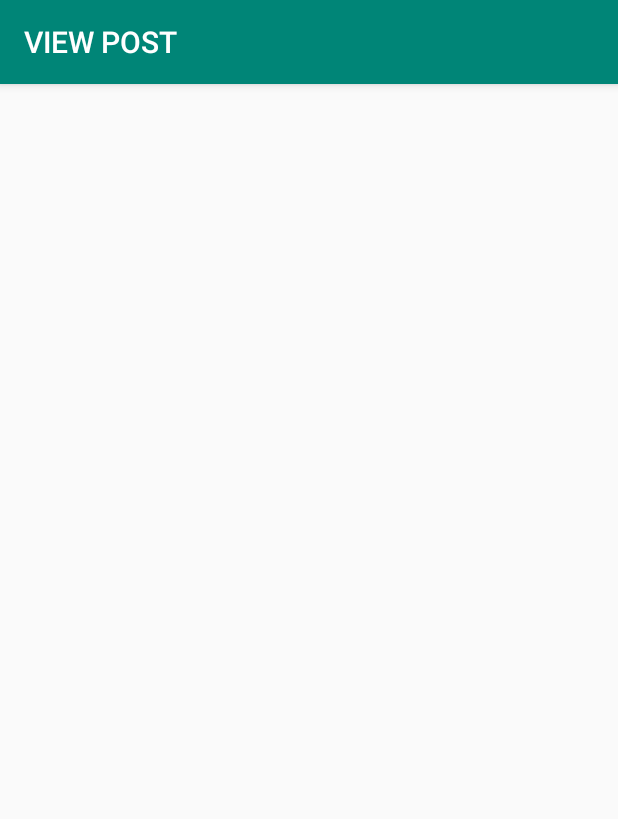
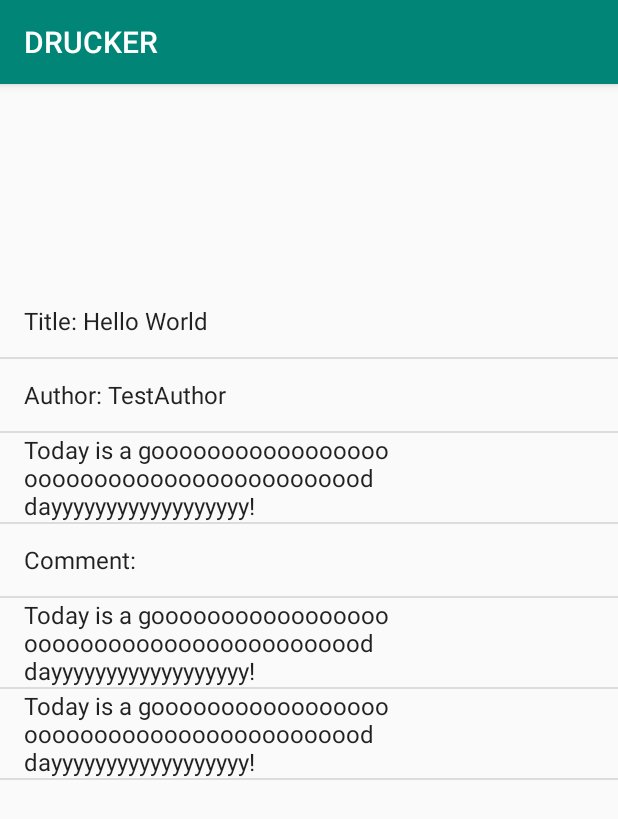
Before and after one commit to yuqiaoliang/Drucker, an Android app: the MessageBoxActivity screen opened directly, with no data from a screen before it, after a tap on an icon or button, on a phone screen of 412 x 824 dp. Shown: the top 819 px of the screen. Run offline under Robolectric (Android 15) with nearby library versions, the phone set to English and light mode, and no system bars.

Commit message:
listView of Post Detail

```diff
--- a/drucker_android/app/src/main/AndroidManifest.xml
+++ b/drucker_android/app/src/main/AndroidManifest.xml
@@ -11,6 +11,7 @@
         android:roundIcon="@mipmap/ic_launcher_round"
         android:supportsRtl="true"
         android:theme="@style/AppTheme">
+        <activity android:name=".PostDetailActivity"></activity>
         <activity
             android:name=".ViewPostActivity"
             android:label="VIEW POST" />
@@ -34,7 +35,7 @@
             android:label="@string/Quiz_name" />
         <activity
             android:name=".LoginJBDCActivity"
-            android:label="@string/app_name"/>
+            android:label="@string/app_name" />
         <activity
             android:name=".TrainPoolActivity"
             android:label="@string/Guide3_name" />
--- a/drucker_android/app/src/main/java/com/example/yueyingwu/testapp/LoginJBDCActivity.java
+++ b/drucker_android/app/src/main/java/com/example/yueyingwu/testapp/LoginJBDCActivity.java
@@ -37,8 +37,8 @@ public class LoginJBDCActivity extends AppCompatActivity {
         tVComment1=findViewById(R.id.tVcomment1);
         tVComment2=findViewById(R.id.tVcomment2);
 
-        viewPost viewTest=new viewPost();
-        viewTest.execute();
+      //  viewPost viewTest=new viewPost();
+       // viewTest.execute();
 
 
 
--- a/drucker_android/app/src/main/java/com/example/yueyingwu/testapp/MessageBoxActivity.java
+++ b/drucker_android/app/src/main/java/com/example/yueyingwu/testapp/MessageBoxActivity.java
@@ -35,8 +35,11 @@ public class MessageBoxActivity extends AppCompatActivity {
         iBViewPost.setOnClickListener(new View.OnClickListener() {
             @Override
             public void onClick(View v) {
-
+                /**
                 Intent viewPostIntent = new Intent(getApplicationContext(), ViewPostActivity.class);
+                startActivity(viewPostIntent);
+                 **/
+                Intent viewPostIntent = new Intent(getApplicationContext(), PostDetailActivity.class);
                 startActivity(viewPostIntent);
             }
         });
--- /dev/null
+++ b/drucker_android/app/src/main/java/com/example/yueyingwu/testapp/PostDetailActivity.java
@@ -0,0 +1,72 @@
+package com.example.yueyingwu.testapp;
+
+import android.support.v7.app.AppCompatActivity;
+import android.os.Bundle;
+import android.util.*;
+import android.content.Intent;
+import android.os.AsyncTask;
+import android.support.v7.app.AppCompatActivity;
+import android.os.Bundle;
+import android.widget.*;
+
+import java.text.DecimalFormat;
+import java.util.*;
+import android.app.Activity;
+import android.support.annotation.Nullable;
+import android.support.v7.widget.RecyclerView;
+import android.view.LayoutInflater;
+import android.view.View;
+import android.view.ViewGroup;
+import java.util.*;
+
+import static com.example.yueyingwu.testapp.LoginJBDCActivity.postComments;
+import static com.example.yueyingwu.testapp.LoginJBDCActivity.postTitle;
+
+public class PostDetailActivity extends AppCompatActivity {
+
+    @Override
+    protected void onCreate(Bundle savedInstanceState) {
+        super.onCreate(savedInstanceState);
+        setContentView(R.layout.activity_post_detail);
+        //We have our list view
+        final ListView listViewPost = findViewById(R.id.listViewPost);
+        String testTitle = "Hello World";
+        String testAuthor = "TestAuthor";
+        String testContent = "Today is a goooooooooooooooooooooooooooooooooooooooood dayyyyyyyyyyyyyyyyyy!";
+        //Create an array of elements
+        final ArrayList<String> postDetailList = new ArrayList<>();
+        postDetailList.add("Title: " + testTitle);
+        postDetailList.add("Author: " + testAuthor );
+        postDetailList.add(testContent);
+        //When you connect to server please use this code. If not connected, use the other piece.
+
+        /**
+         postDetailList.add("Title: " + LoginJBDCActivity.postTitle);
+         postDetailList.add("Author: " + LoginJBDCActivity.postAuthor);
+         //postDetailList.add(LoginJBDCActivity.postContent);
+        for (int i = 0; i < postComments.size(); i++){
+            postDetailList.add(postComments.get(i).getContent());
+        }
+         **/
+        postDetailList.add("Comment:");
+       for (int i = 0; i < 2/**Here you put the size of comments**/; i++){
+            postDetailList.add(testContent);
+       }
+
+
+        //Create adapter for ArrayList
+        final ArrayAdapter<String> adapter = new ArrayAdapter<>(this,android.R.layout.simple_list_item_1, postDetailList);
+
+        //Insert Adapter into List
+        listViewPost.setAdapter(adapter);
+
+        //set click functionality for each list item
+        listViewPost.setOnItemClickListener(new AdapterView.OnItemClickListener() {
+            @Override
+            public void onItemClick(AdapterView<?> parent, View view, int position, long id) {
+                Log.i("User clicked ", postDetailList.get(position));
+            }
+        });
+
+    }
+}
--- a/drucker_android/app/src/main/java/com/example/yueyingwu/testapp/loginActivity.java
+++ b/drucker_android/app/src/main/java/com/example/yueyingwu/testapp/loginActivity.java
@@ -64,15 +64,16 @@ public class loginActivity extends AppCompatActivity {
                 iUsername=username;
                 iPassword=password;
 
-//                Intent intent = new Intent(loginActivity.this, UserActivity.class);
-//                loginActivity.this.startActivity(intent);
-
+                Intent intent = new Intent(loginActivity.this, UserActivity.class);
+               loginActivity.this.startActivity(intent);
+/**
                 if(username.matches("") || password.matches("")){
                     Toast.makeText(getApplicationContext(),"Username and password are required.",Toast.LENGTH_SHORT).show();
                 }else {
                     requestLogin process = new requestLogin();
                     process.execute();
                 }
+                **/
             }
         });
 
--- /dev/null
+++ b/drucker_android/app/src/main/res/layout/activity_post_detail.xml
@@ -0,0 +1,18 @@
+<?xml version="1.0" encoding="utf-8"?>
+<android.support.constraint.ConstraintLayout xmlns:android="http://schemas.android.com/apk/res/android"
+    xmlns:app="http://schemas.android.com/apk/res-auto"
+    xmlns:tools="http://schemas.android.com/tools"
+    android:layout_width="match_parent"
+    android:layout_height="match_parent"
+    tools:context=".PostDetailActivity">
+
+    <ListView
+        android:id="@+id/listViewPost"
+        android:layout_width="match_parent"
+        android:layout_height="600dp"
+        android:layout_marginTop="100dp"
+        app:layout_constraintBottom_toBottomOf="parent"
+        app:layout_constraintEnd_toEndOf="parent"
+        app:layout_constraintStart_toStartOf="parent"
+        app:layout_constraintTop_toTopOf="parent" />
+</android.support.constraint.ConstraintLayout>
```
